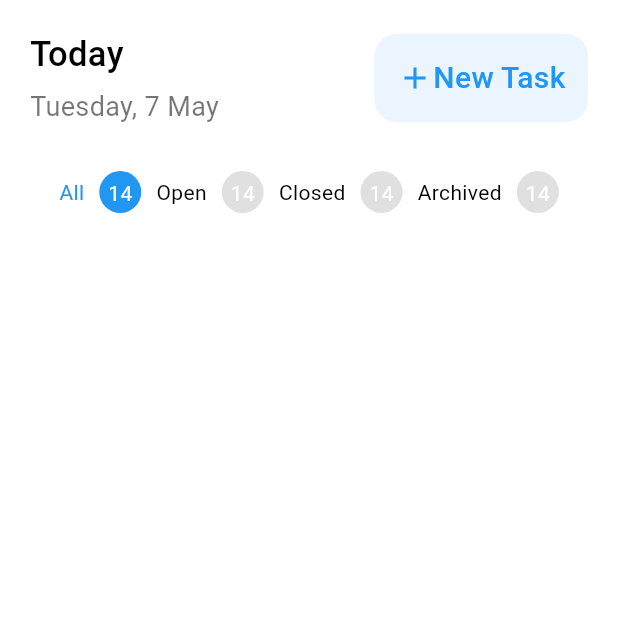
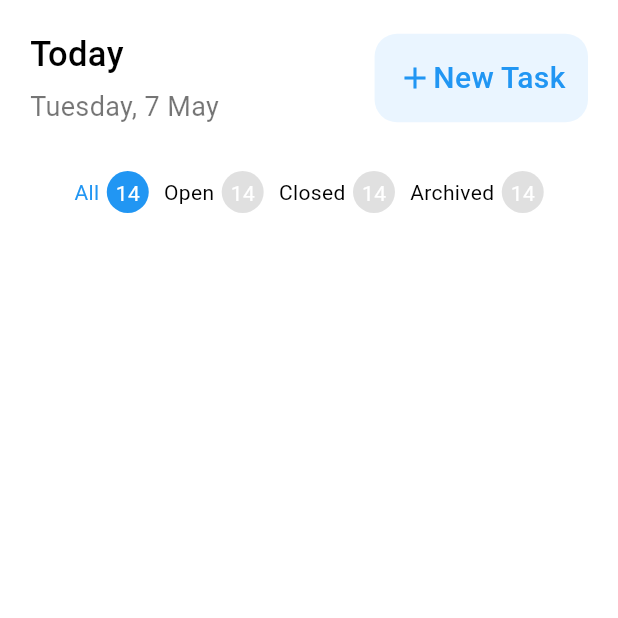
Before and after one commit to MatCodee/simple-crud-app, a Flutter app: the screen it shows after launch, on a phone screen of 412 x 824 dp, the top half of it. Run offline on Flutter 3.47's test engine with Material 3 defaults, Android fonts, the light colour scheme and no system bars; our stand-ins replace cloud_firestore, date_field, firebase_core, flutter_secure_storage; accounts and stored records are empty.

Commit message:
add new changes

```diff
--- a/lib/pages/home_page.dart
+++ b/lib/pages/home_page.dart
@@ -49,6 +49,7 @@ class _HomePageState extends State<HomePage> {
   @override
   Widget build(BuildContext context) {
     return Scaffold(
+      backgroundColor: Colors.white,
       body: SafeArea(
         child: Container(
           width: MediaQuery.of(context).size.width,
--- a/lib/widget/groupText.dart
+++ b/lib/widget/groupText.dart
@@ -22,7 +22,7 @@ class Grouptext extends StatelessWidget {
             width: 28,
             height: 28,
             alignment: Alignment.center,
-            margin: const EdgeInsets.only(left: 10),
+            margin: const EdgeInsets.only(left: 5),
             padding: const EdgeInsets.all(5),
             decoration: BoxDecoration(
               color: activate ? Colors.blue : Colors.black12,
--- a/pubspec.yaml
+++ b/pubspec.yaml
@@ -39,7 +39,7 @@ dependencies:
   cloud_firestore: ^4.3.2
   flutter_secure_storage: ^8.0.0
   date_field: ^3.0.0
-  intl: ^0.19.0
+  intl: ^0.17.0
 
 
 dev_dependencies:
```
Also changed, not shown: pubspec.lock.
